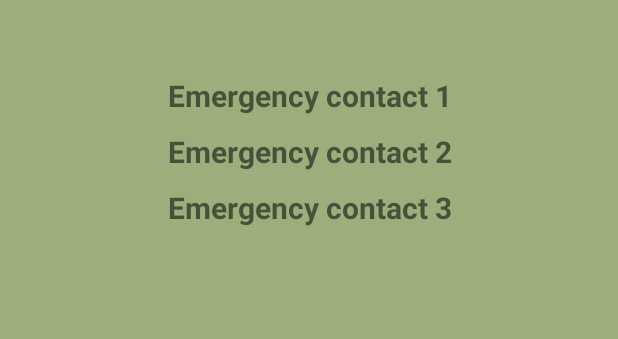
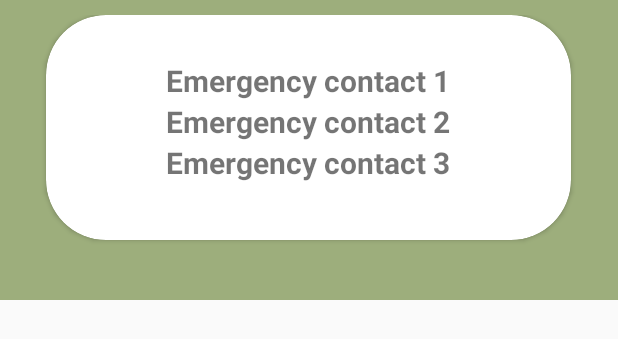
Before and after one commit to sagarposhiya/womensecurity, an Android app: the layout dialogbox.xml on its own in the app's theme, with its tools: preview values and no code run, on a phone screen of 412 x 824 dp. Shown: the top 339 px of the screen. Run offline under Robolectric (Android 15) with nearby library versions, the phone set to English and light mode, and no system bars.

Commit message:
Implemented Dialog for calling emergency number

```diff
--- a/app/src/main/java/com/example/womensecurity/MainActivity.java
+++ b/app/src/main/java/com/example/womensecurity/MainActivity.java
@@ -49,7 +49,7 @@ public class MainActivity extends AppCompatActivity {
                         startActivity(i);
                         finish();
                     } else {
-                        startActivity(new Intent(MainActivity.this,RegisterActivity.class));
+                        startActivity(new Intent(MainActivity.this,Dashboard.class));
                     }
 
                 }
--- a/app/src/main/res/layout/activity_dashboard.xml
+++ b/app/src/main/res/layout/activity_dashboard.xml
@@ -113,6 +113,7 @@
                     android:layout_height="110dp"
                     android:layout_marginStart="50dp"
                     android:src="@drawable/message"
+                    android:onClick="onEmergencyMessage"
                     android:layout_marginLeft="50dp" />
                 <TextView
                     android:layout_width="200dp"
--- a/app/src/main/res/layout/dialogbox.xml
+++ b/app/src/main/res/layout/dialogbox.xml
@@ -1,39 +1,52 @@
 <?xml version="1.0" encoding="utf-8"?>
-<LinearLayout
-    xmlns:android="http://schemas.android.com/apk/res/android"
+<LinearLayout xmlns:android="http://schemas.android.com/apk/res/android"
     android:layout_width="match_parent"
-    android:layout_height="match_parent"
+    android:layout_height="wrap_content"
+    xmlns:app="http://schemas.android.com/apk/res-auto"
+    android:minHeight="200dp"
+    android:padding="10dp"
     android:background="@color/colorPrimary"
     android:orientation="vertical">
 
+    <androidx.cardview.widget.CardView
+        android:layout_width="350dp"
+        android:layout_height="150dp"
+        android:layout_gravity="center"
+        android:background="@color/colorPrimary"
+        app:cardCornerRadius="40dp">
+<LinearLayout
+    android:layout_width="match_parent"
+    android:layout_height="match_parent"
+    android:orientation="vertical">
         <TextView
             android:id="@+id/txtOne"
-        android:layout_width="match_parent"
+            android:layout_width="wrap_content"
             android:layout_height="wrap_content"
+            android:layout_marginTop="30dp"
+            android:layout_gravity="center"
             android:text="Emergency contact 1"
-        android:gravity="center"
-        android:layout_marginTop="50dp"
-        android:textStyle="bold"
-        android:textSize="20dp"/>
+            android:textSize="20dp"
+            android:textStyle="bold" />
 
         <TextView
             android:id="@+id/txtTwo"
-        android:layout_width="match_parent"
+            android:layout_width="wrap_content"
             android:layout_height="wrap_content"
+            android:layout_gravity="center"
             android:text="Emergency contact 2"
-        android:gravity="center"
-        android:layout_marginTop="10dp"
-        android:textStyle="bold"
-        android:textSize="20dp"/>
+            android:textSize="20dp"
+            android:textStyle="bold" />
 
         <TextView
             android:id="@+id/txtThree"
-        android:layout_width="match_parent"
+            android:layout_width="wrap_content"
             android:layout_height="wrap_content"
+            android:layout_gravity="center"
             android:text="Emergency contact 3"
-        android:gravity="center"
-        android:layout_marginTop="10dp"
-        android:textStyle="bold"
-        android:textSize="20dp"/>
+            android:textSize="20dp"
+            android:textStyle="bold" />
 
 </LinearLayout>
+    </androidx.cardview.widget.CardView>
+
+</LinearLayout>
```
Also changed, not shown: app/src/main/java/com/example/womensecurity/Dashboard.java (+153 -4 lines), app/src/main/java/com/example/womensecurity/utils/AppUtils.java (+15 -0 lines), app/src/main/res/layout/activity_sacnner.xml (+32 -6 lines). Lines whose indentation alone changed are shown as unchanged.
